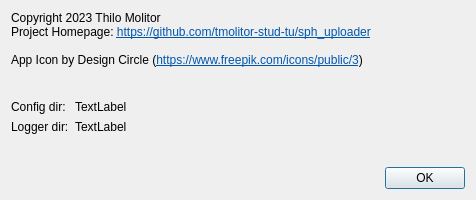
tmolitor-stud-tu/sph_uploader, file src/ui/about_dialog.ui: the form before one commit.
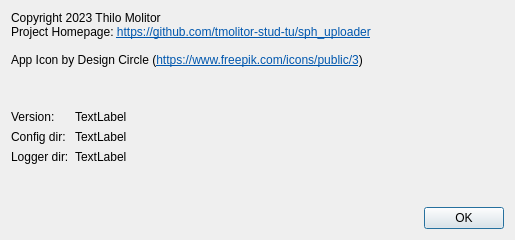
The form after the commit.

Commit message: Implement version display in about dialog

What changed in the file:
```diff
--- a/src/ui/about_dialog.ui
+++ b/src/ui/about_dialog.ui
@@ -6,8 +6,8 @@
    <rect>
     <x>0</x>
     <y>0</y>
-    <width>476</width>
-    <height>200</height>
+    <width>515</width>
+    <height>240</height>
    </rect>
   </property>
   <property name="sizePolicy">
@@ -48,30 +48,28 @@
      </property>
     </widget>
    </item>
-   <item row="2" column="1">
-    <spacer name="verticalSpacer">
-     <property name="orientation">
-      <enum>Qt::Vertical</enum>
-     </property>
-     <property name="sizeType">
-      <enum>QSizePolicy::Maximum</enum>
-     </property>
-     <property name="sizeHint" stdset="0">
-      <size>
-       <width>20</width>
-       <height>40</height>
-      </size>
-     </property>
-    </spacer>
-   </item>
    <item row="3" column="0">
+    <widget class="QLabel" name="label_4">
+     <property name="text">
+      <string>Version:</string>
+     </property>
+    </widget>
+   </item>
+   <item row="3" column="1">
+    <widget class="QLabel" name="uiLabel_version">
+     <property name="text">
+      <string>TextLabel</string>
+     </property>
+    </widget>
+   </item>
+   <item row="6" column="0">
     <widget class="QLabel" name="label_2">
      <property name="text">
       <string>Config dir:</string>
      </property>
     </widget>
    </item>
-   <item row="3" column="1">
+   <item row="6" column="1">
     <widget class="QLabel" name="uiLabel_configDir">
      <property name="text">
       <string>TextLabel</string>
@@ -81,14 +79,14 @@
      </property>
     </widget>
    </item>
-   <item row="4" column="0">
+   <item row="8" column="0">
     <widget class="QLabel" name="label_3">
      <property name="text">
       <string>Logger dir:</string>
      </property>
     </widget>
    </item>
-   <item row="4" column="1">
+   <item row="8" column="1">
     <widget class="QLabel" name="uiLabel_loggerDir">
      <property name="text">
       <string>TextLabel</string>
@@ -98,7 +96,39 @@
      </property>
     </widget>
    </item>
-   <item row="6" column="1">
+   <item row="11" column="1">
+    <spacer name="verticalSpacer_2">
+     <property name="orientation">
+      <enum>Qt::Vertical</enum>
+     </property>
+     <property name="sizeType">
+      <enum>QSizePolicy::MinimumExpanding</enum>
+     </property>
+     <property name="sizeHint" stdset="0">
+      <size>
+       <width>20</width>
+       <height>8</height>
+      </size>
+     </property>
+    </spacer>
+   </item>
+   <item row="2" column="1">
+    <spacer name="verticalSpacer">
+     <property name="orientation">
+      <enum>Qt::Vertical</enum>
+     </property>
+     <property name="sizeType">
+      <enum>QSizePolicy::MinimumExpanding</enum>
+     </property>
+     <property name="sizeHint" stdset="0">
+      <size>
+       <width>20</width>
+       <height>8</height>
+      </size>
+     </property>
+    </spacer>
+   </item>
+   <item row="12" column="0" colspan="2">
     <widget class="QDialogButtonBox" name="buttonBox">
      <property name="orientation">
       <enum>Qt::Horizontal</enum>
@@ -108,22 +138,6 @@
      </property>
     </widget>
    </item>
-   <item row="5" column="1">
-    <spacer name="verticalSpacer_2">
-     <property name="orientation">
-      <enum>Qt::Vertical</enum>
-     </property>
-     <property name="sizeType">
-      <enum>QSizePolicy::Preferred</enum>
-     </property>
-     <property name="sizeHint" stdset="0">
-      <size>
-       <width>20</width>
-       <height>40</height>
-      </size>
-     </property>
-    </spacer>
-   </item>
   </layout>
  </widget>
  <resources/>
```
The commit also changes 4 other files.
